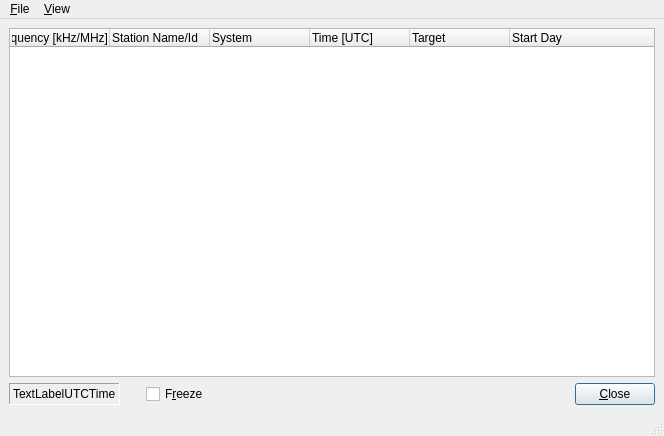
First picture: the form in dream/src/GUI-QT/LiveScheduleWindow.ui, repository mmjee/dream-patched, before the edit.
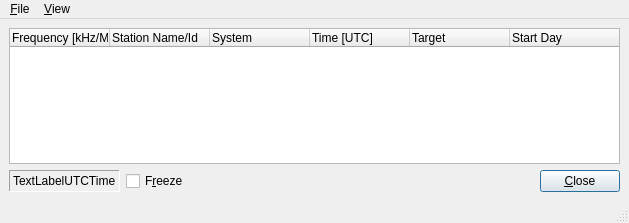
Second picture: the form after the edit. Icons and pictures are not drawn.

Diff of the .ui file:
```diff
--- a/dream/src/GUI-QT/LiveScheduleWindow.ui
+++ b/dream/src/GUI-QT/LiveScheduleWindow.ui
@@ -6,8 +6,8 @@
    <rect>
     <x>0</x>
     <y>0</y>
-    <width>664</width>
-    <height>436</height>
+    <width>629</width>
+    <height>223</height>
    </rect>
   </property>
   <property name="windowTitle">
@@ -19,15 +19,47 @@
   </property>
   <widget class="QWidget" name="centralwidget">
    <layout class="QGridLayout" name="gridLayout">
+    <item row="0" column="0" colspan="4">
+     <widget class="QTreeWidget" name="ListViewStations">
+      <property name="sizePolicy">
+       <sizepolicy hsizetype="Expanding" vsizetype="Expanding">
+        <horstretch>0</horstretch>
+        <verstretch>0</verstretch>
+       </sizepolicy>
+      </property>
+      <column>
+       <property name="text">
+        <string>Frequency [kHz/MHz]</string>
+       </property>
+      </column>
+      <column>
+       <property name="text">
+        <string>Station Name/Id</string>
+       </property>
+      </column>
+      <column>
+       <property name="text">
+        <string>System</string>
+       </property>
+      </column>
+      <column>
+       <property name="text">
+        <string>Time [UTC]</string>
+       </property>
+      </column>
+      <column>
+       <property name="text">
+        <string>Target</string>
+       </property>
+      </column>
+      <column>
+       <property name="text">
+        <string>Start Day</string>
+       </property>
+      </column>
+     </widget>
+    </item>
     <item row="1" column="0">
-     <layout class="QHBoxLayout">
-      <property name="spacing">
-       <number>6</number>
-      </property>
-      <property name="margin">
-       <number>0</number>
-      </property>
-      <item>
        <layout class="QVBoxLayout" name="_2">
         <property name="spacing">
          <number>6</number>
@@ -73,23 +105,7 @@
         </item>
        </layout>
       </item>
-      <item>
-       <spacer name="Spacer4">
-        <property name="orientation">
-         <enum>Qt::Horizontal</enum>
-        </property>
-        <property name="sizeType">
-         <enum>QSizePolicy::Minimum</enum>
-        </property>
-        <property name="sizeHint" stdset="0">
-         <size>
-          <width>20</width>
-          <height>20</height>
-         </size>
-        </property>
-       </spacer>
-      </item>
-      <item>
+    <item row="1" column="1">
        <widget class="QCheckBox" name="CheckBoxFreeze">
         <property name="sizePolicy">
          <sizepolicy hsizetype="Minimum" vsizetype="Fixed">
@@ -102,31 +118,23 @@
         </property>
        </widget>
       </item>
-      <item>
-       <spacer name="Spacer5">
+    <item row="1" column="2">
+     <spacer name="Spacer4">
         <property name="orientation">
          <enum>Qt::Horizontal</enum>
         </property>
         <property name="sizeType">
-         <enum>QSizePolicy::Expanding</enum>
+       <enum>QSizePolicy::Minimum</enum>
         </property>
         <property name="sizeHint" stdset="0">
          <size>
-          <width>20</width>
+        <width>328</width>
           <height>20</height>
          </size>
         </property>
        </spacer>
       </item>
-      <item>
-       <layout class="QVBoxLayout" name="_5">
-        <property name="spacing">
-         <number>6</number>
-        </property>
-        <property name="margin">
-         <number>0</number>
-        </property>
-        <item>
+    <item row="1" column="3">
          <widget class="QPushButton" name="buttonOk">
           <property name="text">
            <string>&amp;Close</string>
@@ -140,61 +148,14 @@
          </widget>
         </item>
        </layout>
-      </item>
-     </layout>
-    </item>
-    <item row="0" column="0">
-     <widget class="QTreeWidget" name="ListViewStations">
-      <property name="sizePolicy">
-       <sizepolicy hsizetype="Minimum" vsizetype="Expanding">
-        <horstretch>0</horstretch>
-        <verstretch>0</verstretch>
-       </sizepolicy>
-      </property>
-      <column>
-       <property name="text">
-        <string notr="true">Frequency [kHz/MHz]</string>
-       </property>
-       <property name="textAlignment">
-        <set>AlignRight|AlignVCenter</set>
-       </property>
-      </column>
-      <column>
-       <property name="text">
-        <string>Station Name/Id</string>
-       </property>
-      </column>
-      <column>
-       <property name="text">
-        <string>System</string>
-       </property>
-      </column>
-      <column>
-       <property name="text">
-        <string>Time [UTC]</string>
-       </property>
-      </column>
-      <column>
-       <property name="text">
-        <string>Target</string>
-       </property>
-      </column>
-      <column>
-       <property name="text">
-        <string>Start Day</string>
-       </property>
-      </column>
-     </widget>
-    </item>
-   </layout>
   </widget>
   <widget class="QMenuBar" name="menubar">
    <property name="geometry">
     <rect>
      <x>0</x>
      <y>0</y>
-     <width>664</width>
-     <height>18</height>
+     <width>629</width>
+     <height>17</height>
     </rect>
    </property>
    <widget class="QMenu" name="menuFile">
```
Lines whose indentation alone changed are shown as unchanged.
